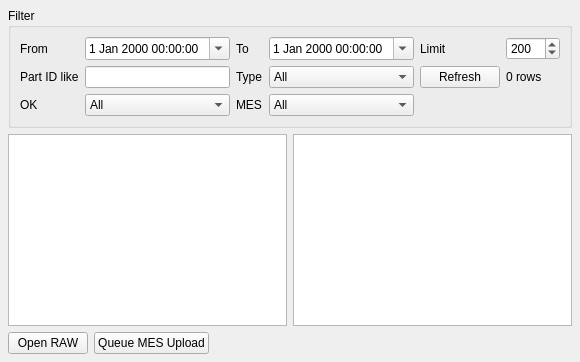
Before: the Qt Designer form apps/hmi_qt/data_widget.ui in xiaoan537/hmi_measure_mysql, drawn with Qt 5.
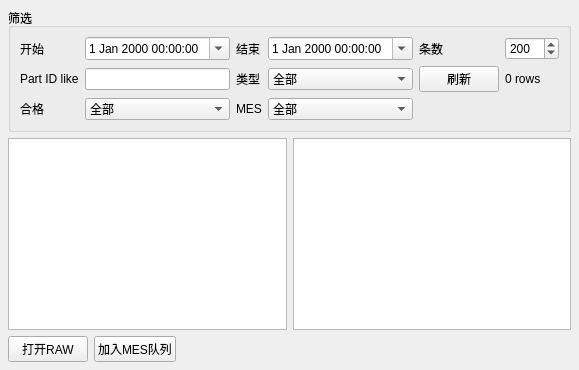
After: the same form once the commit is applied.

```diff
--- a/apps/hmi_qt/data_widget.ui
+++ b/apps/hmi_qt/data_widget.ui
@@ -21,13 +21,13 @@
    <item>
     <widget class="QGroupBox" name="groupFilter">
      <property name="title">
-      <string>Filter</string>
+      <string>筛选</string>
      </property>
      <layout class="QGridLayout" name="gridLayout">
       <item row="0" column="0">
        <widget class="QLabel" name="labelFrom">
         <property name="text">
-         <string>From</string>
+         <string>开始</string>
         </property>
        </widget>
       </item>
@@ -41,7 +41,7 @@
       <item row="0" column="2">
        <widget class="QLabel" name="labelTo">
         <property name="text">
-         <string>To</string>
+         <string>结束</string>
         </property>
        </widget>
       </item>
@@ -65,15 +65,15 @@
       <item row="1" column="2">
        <widget class="QLabel" name="labelType">
         <property name="text">
-         <string>Type</string>
+         <string>类型</string>
         </property>
        </widget>
       </item>
       <item row="1" column="3">
        <widget class="QComboBox" name="comboType">
         <item>
-         <property name="text"><string>All</string></property>
-         <property name="userData"><string/></property>
+         <property name="text"><string>全部</string></property>
+         <property name="userData"><string /></property>
         </item>
         <item>
          <property name="text"><string>A</string></property>
@@ -88,14 +88,14 @@
       <item row="2" column="0">
        <widget class="QLabel" name="labelOk">
         <property name="text">
-         <string>OK</string>
+         <string>合格</string>
         </property>
        </widget>
       </item>
       <item row="2" column="1">
        <widget class="QComboBox" name="comboOk">
         <item>
-         <property name="text"><string>All</string></property>
+         <property name="text"><string>全部</string></property>
          <property name="userData"><number>-1</number></property>
         </item>
         <item>
@@ -118,8 +118,8 @@
       <item row="2" column="3">
        <widget class="QComboBox" name="comboMes">
         <item>
-         <property name="text"><string>All</string></property>
-         <property name="userData"><string/></property>
+         <property name="text"><string>全部</string></property>
+         <property name="userData"><string /></property>
         </item>
         <item>
          <property name="text"><string>NOT_QUEUED</string></property>
@@ -146,7 +146,7 @@
       <item row="0" column="4">
        <widget class="QLabel" name="labelLimit">
         <property name="text">
-         <string>Limit</string>
+         <string>条数</string>
         </property>
        </widget>
       </item>
@@ -159,7 +159,7 @@
       </item>
       <item row="1" column="4">
        <widget class="QPushButton" name="btnRefresh">
-        <property name="text"><string>Refresh</string></property>
+        <property name="text"><string>刷新</string></property>
        </widget>
       </item>
       <item row="1" column="5">
@@ -187,12 +187,12 @@
     <layout class="QHBoxLayout" name="bottomLayout">
      <item>
       <widget class="QPushButton" name="btnOpenRaw">
-       <property name="text"><string>Open RAW</string></property>
+       <property name="text"><string>打开RAW</string></property>
       </widget>
      </item>
      <item>
       <widget class="QPushButton" name="btnQueueMes">
-       <property name="text"><string>Queue MES Upload</string></property>
+       <property name="text"><string>加入MES队列</string></property>
       </widget>
      </item>
      <item>
```
Left out of the diff: 12 changed lines with no effect on the pictures.
